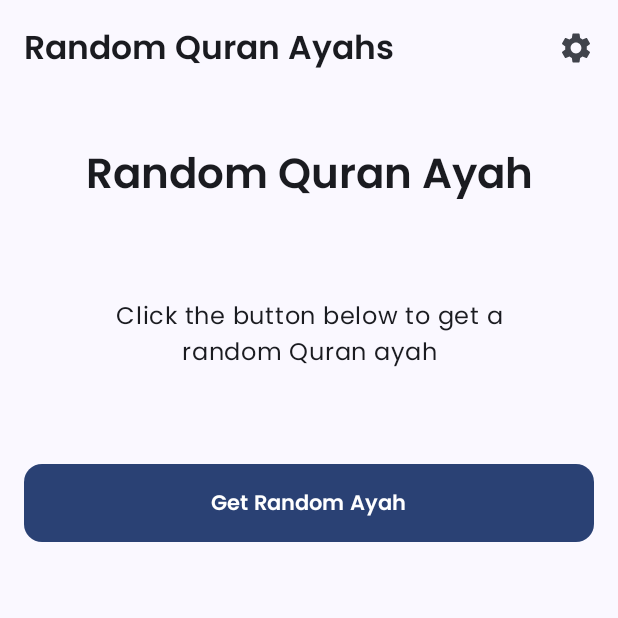
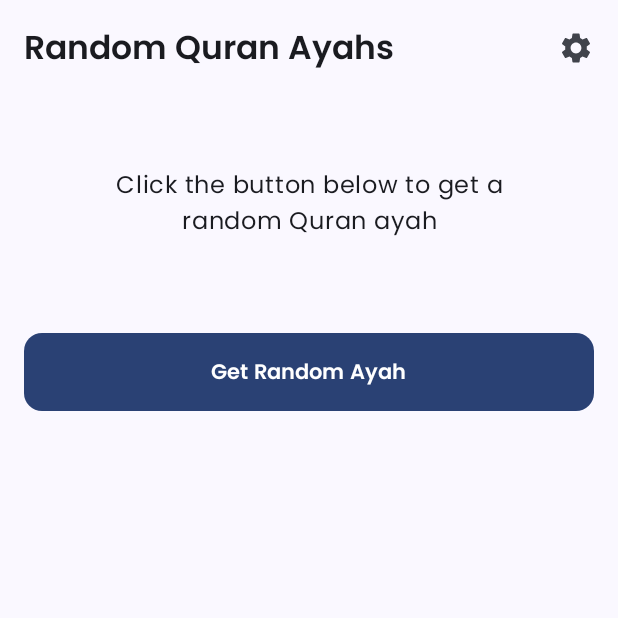
Before and after one commit to toufiqism/RandomQuranAyahs, an Android app built with Jetpack Compose: the quran screen opened through its navigation route, on a phone screen of 412 x 824 dp, the top half of it. Run offline under Robolectric (Android 15) with nearby library versions, the phone set to English and light mode, and no system bars; our stand-ins replace Dagger/Hilt's generated code.

Commit message:
refactor: Improve QuranScreen UI and add TopAppBar
This commit refactors the `QuranScreen` UI for better organization and introduces a `TopAppBar` for navigation and title display.

Changes include:

- **`QuranScreen.kt`**:
    - Removes the "Random Quran Ayah" header text, as the title is now handled by the `TopAppBar`.
    - Encapsulates the main screen content (excluding the `TopAppBar`) within a `Box` with padding and background color.
    - Adds a `TopAppBar` with "Random Quran Ayahs" as the title and an action icon for navigation (presumably to settings, though the navigation action itself is not fully implemented in this diff).
    - Removes the background gradient and sets the background color directly on the content `Box`.
    - Rearranges elements for better structure within the composable.

```diff
--- a/RandomQuranAyahs/app/src/main/java/com/toufiq/randomquranayahs/ui/screen/QuranScreen.kt
+++ b/RandomQuranAyahs/app/src/main/java/com/toufiq/randomquranayahs/ui/screen/QuranScreen.kt
@@ -107,17 +107,6 @@ fun QuranScreen(
                 horizontalAlignment = Alignment.CenterHorizontally,
                 verticalArrangement = Arrangement.spacedBy(16.dp)
             ) {
-                // Header
-                Text(
-                    text = "Random Quran Ayah",
-                    style = MaterialTheme.typography.headlineMedium,
-                    textAlign = TextAlign.Center,
-                    modifier = Modifier
-                        .padding(vertical = 16.dp)
-                        .scale(if (visible) 1f else 0.5f),
-                    color = MaterialTheme.colorScheme.onBackground
-                )
-
                 // Content
                 AnimatedContent(
                     targetState = state.uiState,
```
